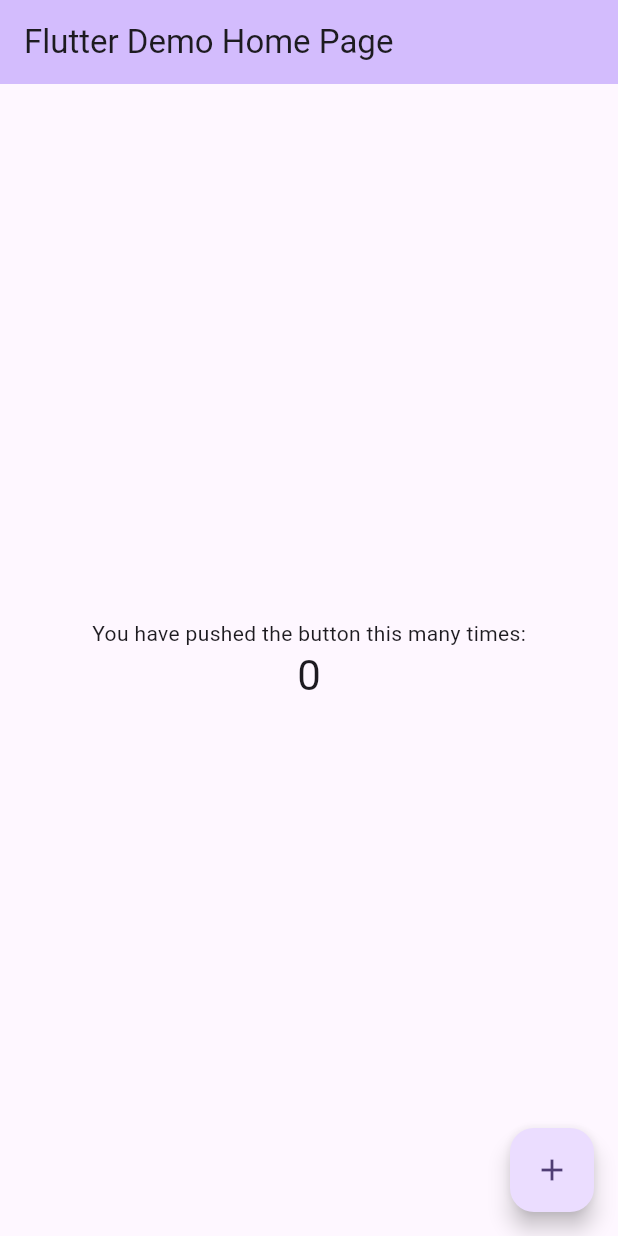
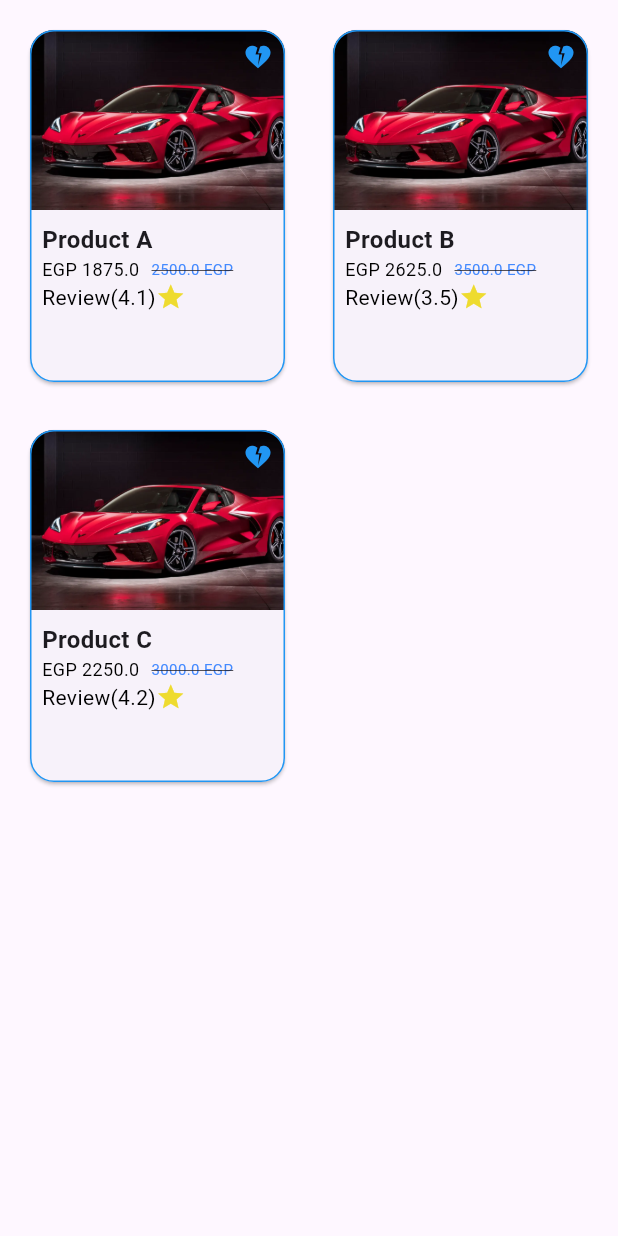
Before and after one commit to MohamedAENasser/F-Products, a Flutter app: the screen it shows after launch, on a phone screen of 412 x 824 dp. Run offline on Flutter 3.47's test engine with Material 3 defaults, Android fonts, the phone set to English and light mode, and no system bars.

Commit message:
Create product item widget

```diff
--- a/products/lib/main.dart
+++ b/products/lib/main.dart
@@ -1,125 +1,62 @@
 import 'package:flutter/material.dart';
+import 'package:products/product_item/product_item.dart';
 
 void main() {
   runApp(const MyApp());
 }
 
 class MyApp extends StatelessWidget {
-  const MyApp({super.key});
+  const MyApp({Key? key}) : super(key: key);
 
-  // This widget is the root of your application.
   @override
   Widget build(BuildContext context) {
     return MaterialApp(
-      title: 'Flutter Demo',
-      theme: ThemeData(
-        // This is the theme of your application.
-        //
-        // TRY THIS: Try running your application with "flutter run". You'll see
-        // the application has a purple toolbar. Then, without quitting the app,
-        // try changing the seedColor in the colorScheme below to Colors.green
-        // and then invoke "hot reload" (save your changes or press the "hot
-        // reload" button in a Flutter-supported IDE, or press "r" if you used
-        // the command line to start the app).
-        //
-        // Notice that the counter didn't reset back to zero; the application
-        // state is not lost during the reload. To reset the state, use hot
-        // restart instead.
-        //
-        // This works for code too, not just values: Most code changes can be
-        // tested with just a hot reload.
-        colorScheme: ColorScheme.fromSeed(seedColor: Colors.deepPurple),
-        useMaterial3: true,
-      ),
-      home: const MyHomePage(title: 'Flutter Demo Home Page'),
+      debugShowCheckedModeBanner: false,
+      home: ProductGridScreen(),
     );
   }
 }
 
-class MyHomePage extends StatefulWidget {
-  const MyHomePage({super.key, required this.title});
-
-  // This widget is the home page of your application. It is stateful, meaning
-  // that it has a State object (defined below) that contains fields that affect
-  // how it looks.
-
-  // This class is the configuration for the state. It holds the values (in this
-  // case the title) provided by the parent (in this case the App widget) and
-  // used by the build method of the State. Fields in a Widget subclass are
-  // always marked "final".
-
-  final String title;
-
-  @override
-  State<MyHomePage> createState() => _MyHomePageState();
-}
-
-class _MyHomePageState extends State<MyHomePage> {
-  int _counter = 0;
-
-  void _incrementCounter() {
-    setState(() {
-      // This call to setState tells the Flutter framework that something has
-      // changed in this State, which causes it to rerun the build method below
-      // so that the display can reflect the updated values. If we changed
-      // _counter without calling setState(), then the build method would not be
-      // called again, and so nothing would appear to happen.
-      _counter++;
-    });
-  }
+class ProductGridScreen extends StatelessWidget {
+  final List<ProductModel> products = [
+    const ProductModel(
+        image: 'assets/images/product1.png',
+        name: 'Product A',
+        price: 2500,
+        review: 4.1),
+    const ProductModel(
+        image: 'assets/images/product1.png',
+        name: 'Product B',
+        price: 3500,
+        review: 3.5),
+    const ProductModel(
+        image: 'assets/images/product1.png',
+        name: 'Product C',
+        price: 3000,
+        review: 4.2),
+  ];
 
   @override
   Widget build(BuildContext context) {
-    // This method is rerun every time setState is called, for instance as done
-    // by the _incrementCounter method above.
-    //
-    // The Flutter framework has been optimized to make rerunning build methods
-    // fast, so that you can just rebuild anything that needs updating rather
-    // than having to individually change instances of widgets.
     return Scaffold(
-      appBar: AppBar(
-        // TRY THIS: Try changing the color here to a specific color (to
-        // Colors.amber, perhaps?) and trigger a hot reload to see the AppBar
-        // change color while the other colors stay the same.
-        backgroundColor: Theme.of(context).colorScheme.inversePrimary,
-        // Here we take the value from the MyHomePage object that was created by
-        // the App.build method, and use it to set our appbar title.
-        title: Text(widget.title),
-      ),
-      body: Center(
-        // Center is a layout widget. It takes a single child and positions it
-        // in the middle of the parent.
-        child: Column(
-          // Column is also a layout widget. It takes a list of children and
-          // arranges them vertically. By default, it sizes itself to fit its
-          // children horizontally, and tries to be as tall as its parent.
-          //
-          // Column has various properties to control how it sizes itself and
-          // how it positions its children. Here we use mainAxisAlignment to
-          // center the children vertically; the main axis here is the vertical
-          // axis because Columns are vertical (the cross axis would be
-          // horizontal).
-          //
-          // TRY THIS: Invoke "debug painting" (choose the "Toggle Debug Paint"
-          // action in the IDE, or press "p" in the console), to see the
-          // wireframe for each widget.
-          mainAxisAlignment: MainAxisAlignment.center,
-          children: <Widget>[
-            const Text(
-              'You have pushed the button this many times:',
-            ),
-            Text(
-              '$_counter',
-              style: Theme.of(context).textTheme.headlineMedium,
-            ),
-          ],
+      body: Padding(
+        padding: const EdgeInsets.all(8.0),
+        child: GridView.builder(
+          gridDelegate: const SliverGridDelegateWithFixedCrossAxisCount(
+            crossAxisCount: 2,
+            crossAxisSpacing: 8.0,
+            mainAxisSpacing: 8.0,
+            childAspectRatio: 0.75,
+          ),
+          itemCount: products.length,
+          itemBuilder: (context, index) {
+            final product = products[index];
+            return ProductCard(
+              product: product,
+            );
+          },
         ),
       ),
-      floatingActionButton: FloatingActionButton(
-        onPressed: _incrementCounter,
-        tooltip: 'Increment',
-        child: const Icon(Icons.add),
-      ), // This trailing comma makes auto-formatting nicer for build methods.
     );
   }
 }
--- /dev/null
+++ b/products/lib/product_item/product_item.dart
@@ -0,0 +1,98 @@
+import 'package:flutter/material.dart';
+
+class ProductModel {
+  final String image;
+  final String name;
+  final double price;
+  final double review;
+
+  const ProductModel({
+    Key? key,
+    required this.image,
+    required this.name,
+    required this.price,
+    required this.review,
+  });
+}
+
+class ProductCard extends StatelessWidget {
+  final ProductModel product;
+  const ProductCard({Key? key, required this.product}) : super(key: key);
+  @override
+  Widget build(BuildContext context) {
+    return Card(
+      shape: RoundedRectangleBorder(
+        side: BorderSide(color: Colors.blue, width: 1),
+        borderRadius: BorderRadius.circular(16),
+      ),
+      margin: const EdgeInsets.all(12),
+      child: Column(
+        crossAxisAlignment: CrossAxisAlignment.start,
+        children: [
+          ClipRRect(
+              borderRadius:
+                  const BorderRadius.vertical(top: Radius.circular(16)),
+              child: Stack(
+                children: [
+                  Image.asset(
+                    product.image,
+                    height: 120,
+                    width: double.infinity,
+                    fit: BoxFit.cover,
+                  ),
+                  Padding(
+                    padding: EdgeInsets.all(8),
+                    child: Container(
+                      alignment: Alignment.topRight,
+                      child: Icon(
+                        Icons.heart_broken,
+                        color: Colors.blue,
+                        size: 20,
+                      ),
+                    ),
+                  )
+                ],
+              )),
+          Padding(
+              padding: const EdgeInsets.all(8),
+              child: Column(
+                crossAxisAlignment: CrossAxisAlignment.start,
+                children: [
+                  Text(
+                    product.name,
+                    style: const TextStyle(
+                        fontWeight: FontWeight.bold, fontSize: 16),
+                  ),
+                  Row(
+                    children: [
+                      Text("EGP ${product.price * 0.75}",
+                          style: const TextStyle(
+                              fontSize: 12, color: Colors.black)),
+                      SizedBox(
+                        width: 8,
+                      ),
+                      Text("${product.price} EGP",
+                          style: const TextStyle(
+                              decoration: TextDecoration.lineThrough,
+                              fontSize: 10,
+                              color: Colors.blueAccent)),
+                    ],
+                  ),
+                  Row(
+                    children: [
+                      Text("Review(${product.review})",
+                          style: const TextStyle(color: Colors.black)),
+                      Icon(
+                        Icons.star_outlined,
+                        color: Color.fromARGB(255, 238, 219, 47),
+                        size: 20,
+                      )
+                    ],
+                  )
+                ],
+              ))
+        ],
+      ),
+    );
+  }
+}
```
Also changed, not shown: products/pubspec.yaml (+4 -7 lines), products/assets/images/product1.png (added).
